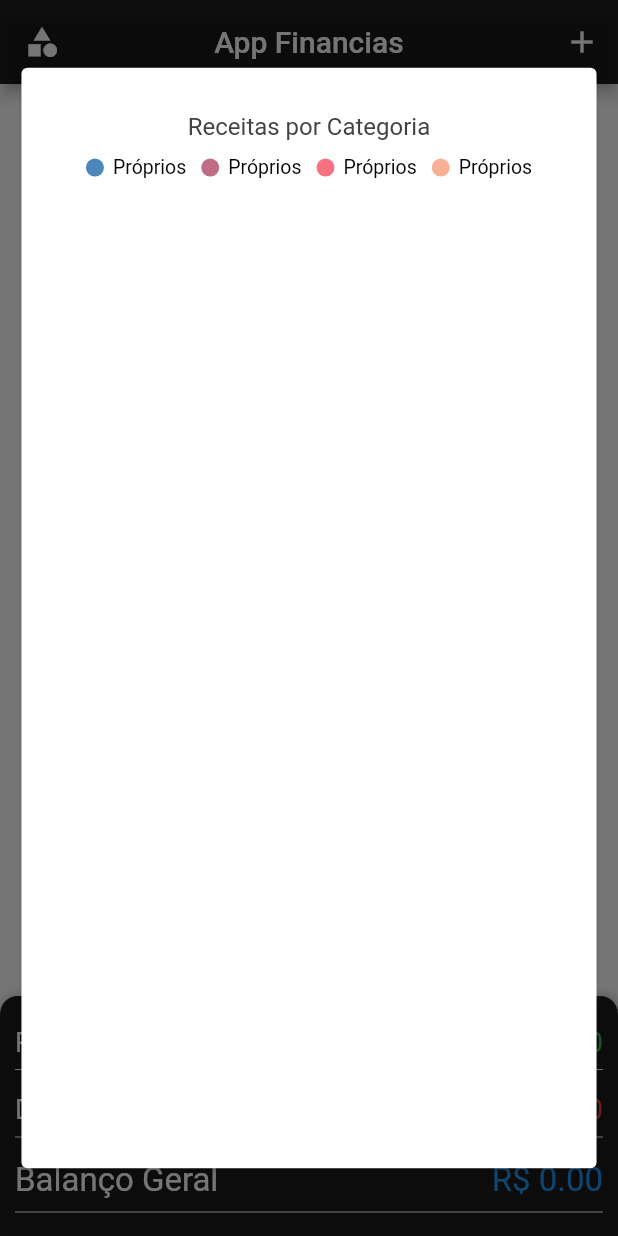
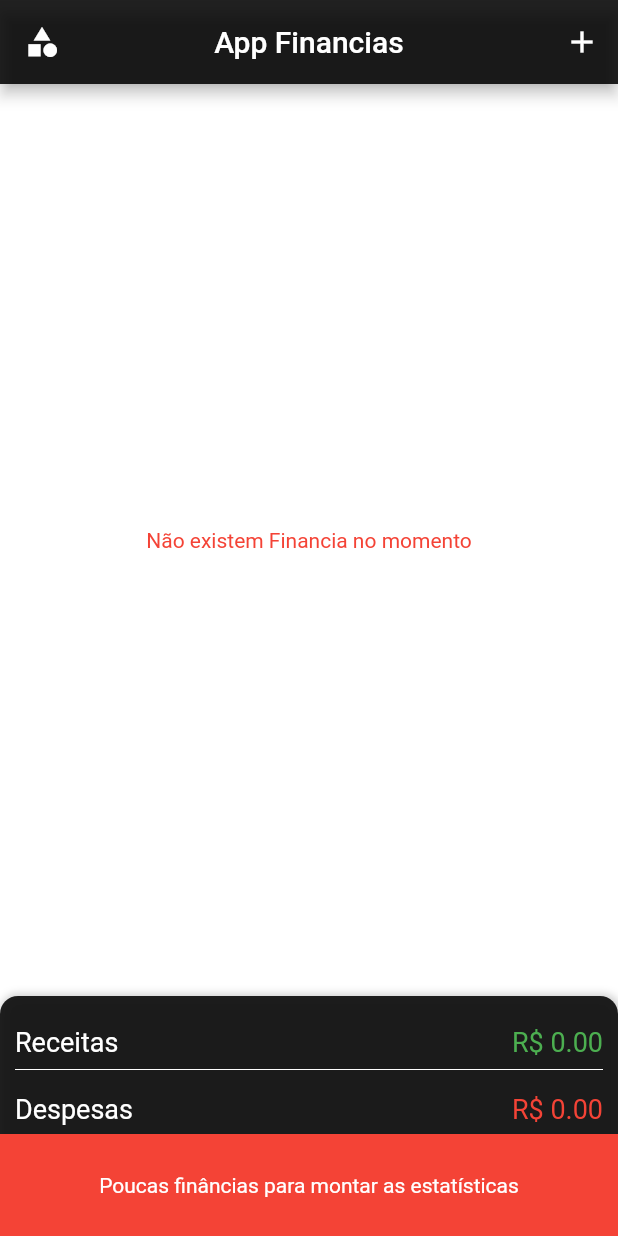
Before and after one commit to williancm812/trabalho1TE, a Flutter app: the screen it shows after launch, after a tap on the "category" icon, on a phone screen of 412 x 824 dp. Run offline on Flutter 3.47's test engine with Material 2 defaults, Android fonts, the phone set to English and light mode, and no system bars; our stand-ins replace sqflite, supercharged, syncfusion_flutter_charts; accounts and stored records are empty.

Commit message:
Termina trabalho para apresentação

```diff
--- a/lib/ui/home/home_page.dart
+++ b/lib/ui/home/home_page.dart
@@ -1,14 +1,10 @@
 import 'package:flutter/material.dart';
-import 'package:my_app/helpers/categoryList.dart';
-import 'package:my_app/objects/categoria.dart';
 import 'package:my_app/objects/financia.dart';
 import 'package:my_app/ui/home/components/card_financia.dart';
 import 'package:my_app/ui/home/components/new_finance.dart';
+import 'package:my_app/ui/home/utils/show_graffic.dart';
 import 'package:my_app/user_model.dart';
 import 'package:provider/provider.dart';
-import 'package:syncfusion_flutter_charts/charts.dart';
-
-import 'package:supercharged/supercharged.dart';
 
 class HomePage extends StatefulWidget {
   @override
@@ -34,56 +30,20 @@ class _HomePageState extends State<HomePage> {
         centerTitle: true,
         leading: IconButton(
           onPressed: () {
-            showDialog(
-                context: context,
-                builder: (_) {
-                  return Center(
-                    child: Container(
-                      width: MediaQuery.of(context).size.width * 0.95,
-                      height: MediaQuery.of(context).size.height * 0.9,
-                      child: Card(
-                        child: Padding(
-                          padding: EdgeInsets.only(left: 10, right: 10, top: 20, bottom: 20),
-                          child: Consumer<UserModel>(
-                            builder: (_, userModel, __) {
-                              return SfCircularChart(
-                                title: ChartTitle(
-                                    text: 'Receitas por Categoria',
-                                    textStyle: TextStyle(
-                                      fontSize: 16.0,
-                                    )),
-                                tooltipBehavior: TooltipBehavior(enable: true, format: 'point.x: point.y%'),
-                                legend: Legend(
-                                    backgroundColor: Color.fromARGB(255, 242, 242, 242),
-                                    isVisible: true,
-                                    isResponsive: true,
-                                    position: LegendPosition.top,
-                                    overflowMode: LegendItemOverflowMode.wrap),
-                                series: categorias
-                                    .map((e) => PieSeries<Categoria, String>(
-                                        explode: true,
-                                        animationDuration: 2000,
-                                        explodeIndex: 0,
-                                        explodeOffset: '15%',
-                                        enableTooltip: true,
-                                        dataSource: categorias,
-                                        enableSmartLabels: true,
-                                        xValueMapper: (Categoria data, _) => e.descricao,
-                                        yValueMapper: (Categoria data, _) => userModel.financias.where((element) => element.categoria == e.id).toList().sumByDouble((a) => a.valor),
-                                        dataLabelSettings: DataLabelSettings(
-                                          labelPosition: ChartDataLabelPosition.outside,
-                                          alignment: ChartAlignment.far,
-                                          isVisible: false,
-                                        )))
-                                    .toList(),
-                              );
-                            },
-                          ),
-                        ),
-                      ),
-                    ),
-                  );
-                });
+            if (context.read<UserModel>().financias.length > 2)
+              showGraffic(context);
+            else
+              _scaffoldKey.currentState.showSnackBar(
+                SnackBar(
+                  duration: Duration(seconds: 2),
+                  elevation: 2,
+                  backgroundColor: Colors.red,
+                  content: Container(
+                    height: 40,
+                    child: Center(child: Text("Poucas finâncias para montar as estatísticas")),
+                  ),
+                ),
+              );
           },
           color: Colors.white,
           icon: Icon(Icons.category),
@@ -109,7 +69,7 @@ class _HomePageState extends State<HomePage> {
                       ? Center(
                           child: Container(
                             child: Text(
-                              "Não existem Financia no aplicativo",
+                              "Não existem Financia no momento",
                               style: TextStyle(color: Colors.red),
                             ),
                           ),
--- a/lib/user_model.dart
+++ b/lib/user_model.dart
@@ -2,6 +2,8 @@ import 'package:flutter/cupertino.dart';
 
 import 'helpers/helper.dart';
 import 'objects/financia.dart';
+
+import 'package:supercharged/supercharged.dart';
 
 class UserModel extends ChangeNotifier {
   DbHelper helper = DbHelper();
@@ -21,12 +23,8 @@ class UserModel extends ChangeNotifier {
   void _recalcule() {
     _receitas = 0.0;
     _despesas = 0.0;
-    financias.where((element) => element.tipo == 1).toList().forEach((element) {
-      _receitas += element.valor;
-    });
-    financias.where((element) => element.tipo == 2).toList().forEach((element) {
-      _despesas += element.valor;
-    });
+    _receitas = financias.where((element) => element.tipo == 1).toList().sumByDouble((element) => element.valor);
+    _despesas = financias.where((element) => element.tipo == 2).toList().sumByDouble((element) => element.valor);
     balanco = _receitas - _despesas;
   }
 
@@ -40,6 +38,12 @@ class UserModel extends ChangeNotifier {
   Future<void> saveFinancia(Financia financia) async {
     financia = await helper.saveFinancia(financia);
     financias.add(financia);
+    _recalcule();
+  }
+
+  Future<void> deleteFinancia(Financia financia) async {
+    await helper.deleteFinancia(financia.id);
+    financias.removeWhere((element) => element.id == financia.id);
     _recalcule();
   }
 
```
Also changed, not shown: lib/ui/home/components/card_financia.dart (+13 -1 lines), lib/ui/home/utils/show_graffic.dart (added, +146 -0 lines), 1 other file.
